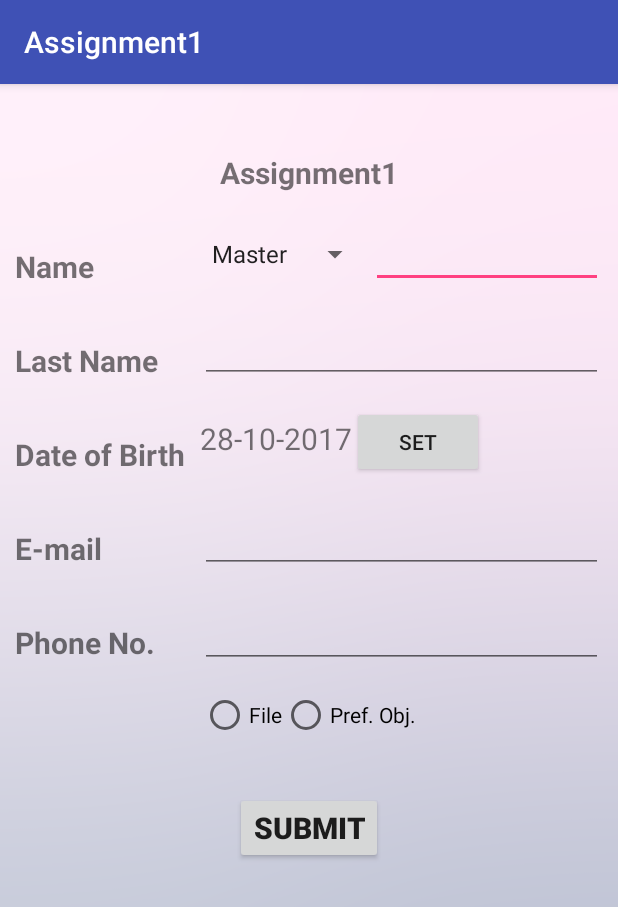
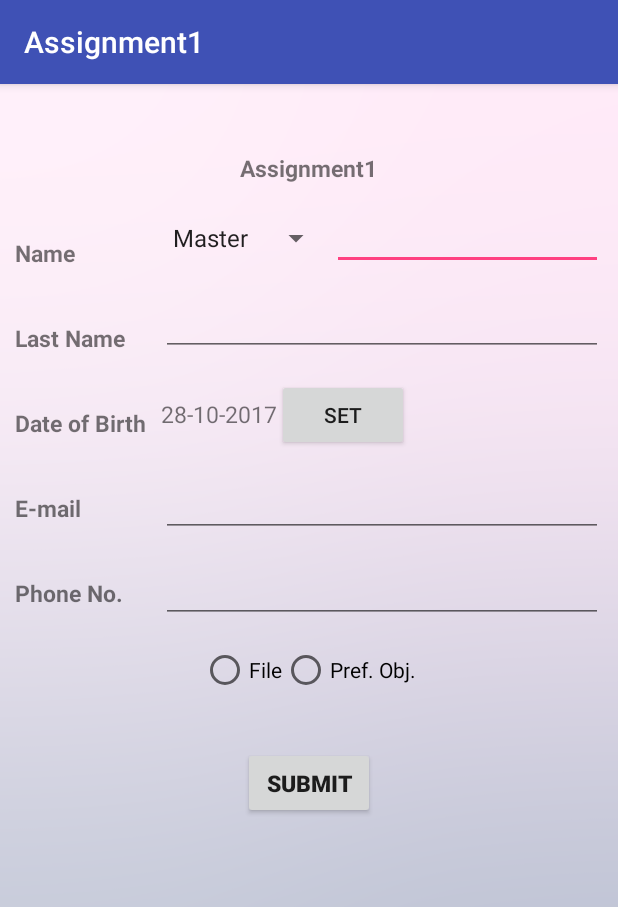
Before and after one commit to PP37879/MobileApp-Assignment2, an Android app: the screen it shows after launch (MainActivity), on a phone screen of 412 x 824 dp. Shown: the top 907 px of the screen. Run offline under Robolectric (Android 15) with nearby library versions, the phone set to English and light mode, and no system bars.

```diff
--- a/Assignment1/app/src/main/res/layout/activity_main.xml
+++ b/Assignment1/app/src/main/res/layout/activity_main.xml
@@ -124,6 +124,7 @@
 
             <EditText
                 android:id="@+id/editemail"
+                android:inputType="textEmailAddress"
                 android:layout_width="match_parent"
                 android:layout_height="wrap_content"
                 android:layout_marginTop="@dimen/whitespace2"
--- a/Assignment1/app/src/main/res/values/dimens.xml
+++ b/Assignment1/app/src/main/res/values/dimens.xml
@@ -1,6 +1,6 @@
 <?xml version="1.0" encoding="utf-8"?>
 <resources>
-    <dimen name="font_size">20sp</dimen>
+    <dimen name="font_size">15sp</dimen>
     <dimen name="whitespace">35dp</dimen>
     <dimen name="whitespace2">15dp</dimen>
     <dimen name="space">10dp</dimen>
```
